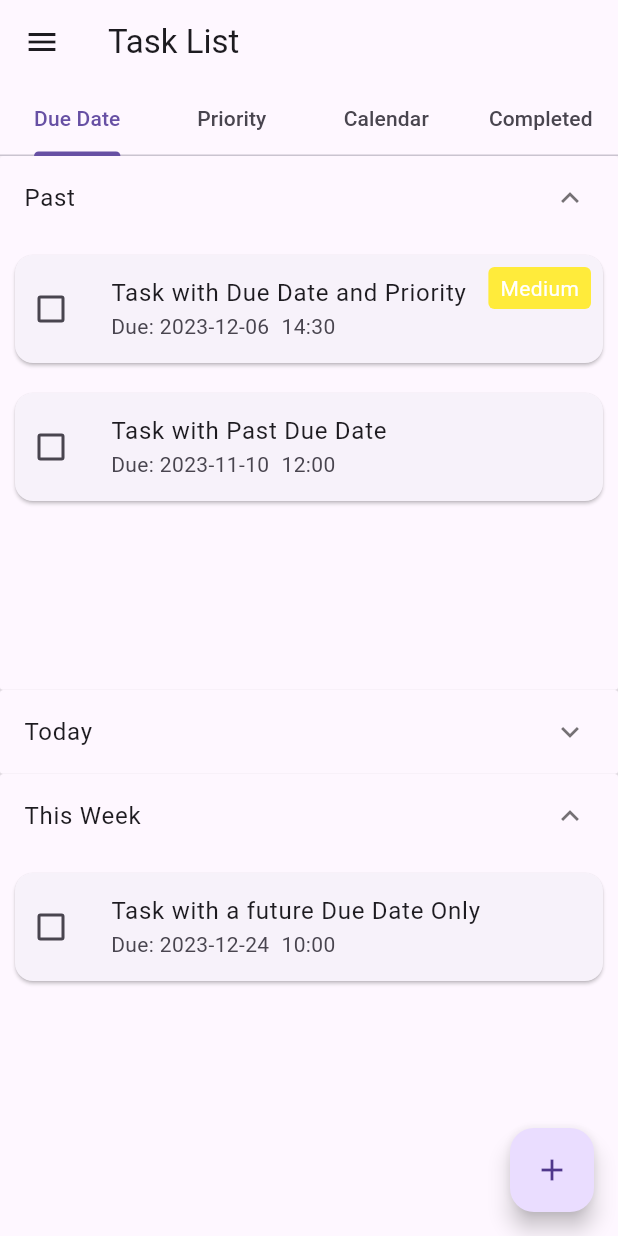
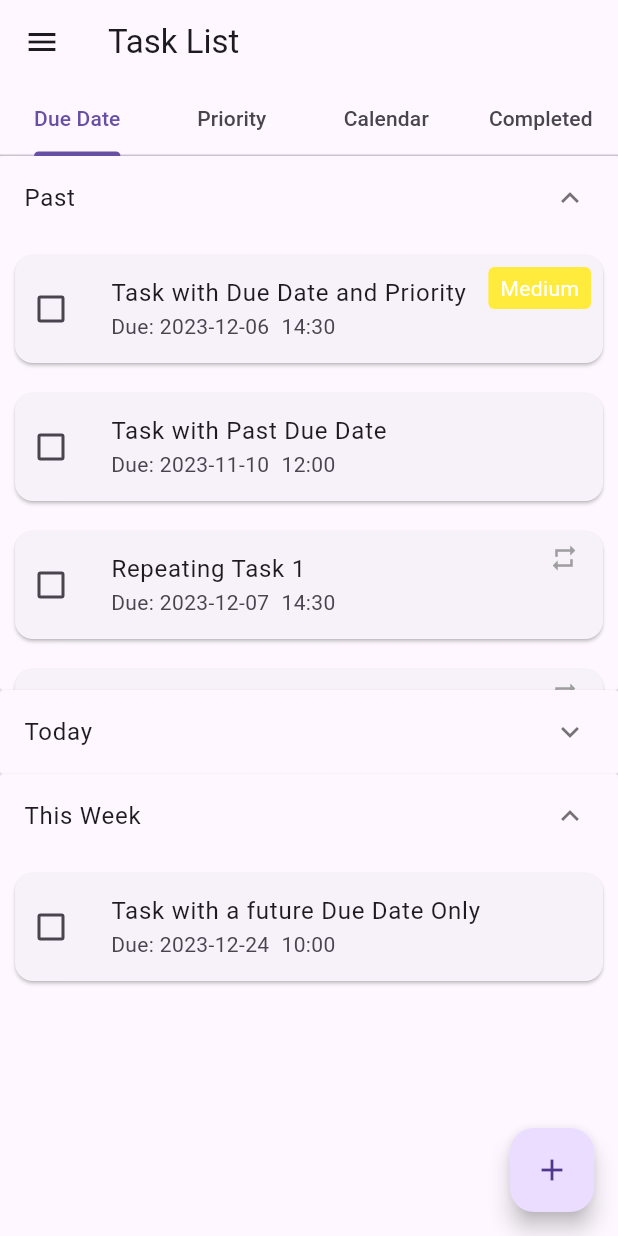
Before and after one commit to Team-1-Seoultech-Adv-SoftEng-2023/Glenn, a Flutter app: the screen it shows after launch, on a phone screen of 412 x 824 dp. Run offline on Flutter 3.47's test engine with Material 3 defaults, Android fonts, the phone set to English and light mode, and no system bars; our stand-ins replace file_picker, fl_chart, open_file, permission_handler, table_calendar.

Commit message:
Added repeating tasks for UI display

```diff
--- a/lib/main.dart
+++ b/lib/main.dart
@@ -95,6 +95,58 @@ final List<Task> tasks = [
     fields: [
     ],
     filePaths: List.empty(),
+  ),
+    Task(
+    id: '8',
+    name: 'Repeating Task 1',
+    description: 'This task repeats every day',
+    parentId: '',
+    fields: [
+      DueDateField(
+        dueDateTime: DateTime(2023, 12, 7, 14, 30),
+      ),
+    ],
+    repeatingId: '8',
+    filePaths: [],
+  ),
+  Task(
+    id: '9',
+    name: 'Repeating Task 2',
+    description: 'This task repeats every day',
+    parentId: '',
+    fields: [
+      DueDateField(
+        dueDateTime: DateTime(2023, 12, 8, 14, 30),
+      ),
+    ],
+    repeatingId: '8',
+    filePaths: [],
+  ),
+  Task(
+    id: '10',
+    name: 'Repeating Task 3',
+    description: 'This task repeats every day',
+    parentId: '',
+    fields: [
+      DueDateField(
+        dueDateTime: DateTime(2023, 12, 9, 14, 30),
+      ),
+    ],
+    repeatingId: '8',
+    filePaths: [],
+  ),
+  Task(
+    id: '11',
+    name: 'Repeating Task 4',
+    description: 'This task repeats every day',
+    parentId: '',
+    fields: [
+      DueDateField(
+        dueDateTime: DateTime(2023, 12, 10, 14, 30),
+      ),
+    ],
+    repeatingId: '8',
+    filePaths: [],
   ),
 ];
 
```
